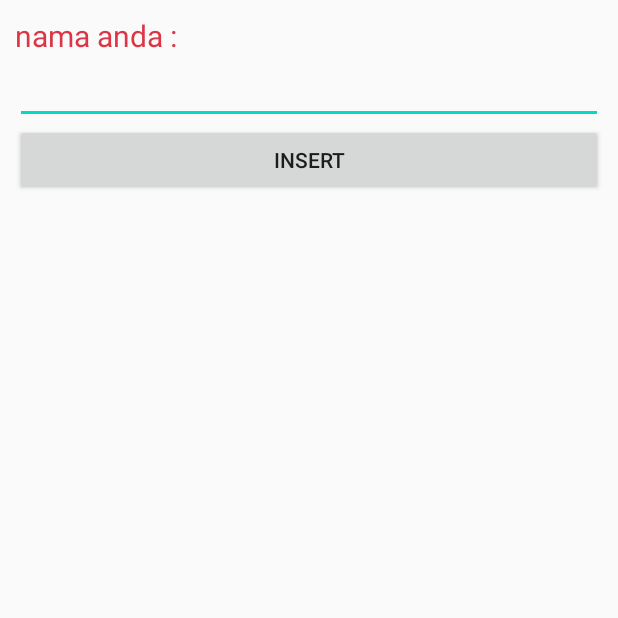
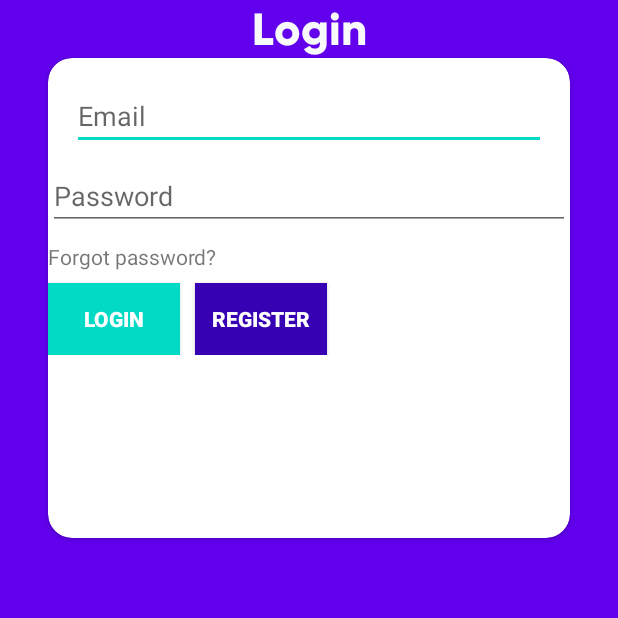
Before and after one commit to hendra0ma/smkcoding2, an Android app: the screen it shows after launch (ChatAdmin before the commit, LoginActivity after it), on a phone screen of 412 x 824 dp, the top half of it. Run offline under Robolectric (Android 15) with nearby library versions, the phone set to English and light mode, and no system bars.

Commit message:
membuat register

```diff
--- a/app/src/main/AndroidManifest.xml
+++ b/app/src/main/AndroidManifest.xml
@@ -10,12 +10,13 @@
         android:label="@string/app_name"
         android:supportsRtl="true"
         android:theme="@style/AppTheme">
-        <activity android:name=".LoginActivity"></activity>
+        <activity android:name=".RegisterActivity"></activity>
+        <activity android:name=".ChatAdmin" />
         <activity android:name=".SplashScreen" />
         <activity android:name=".SocialDistance" />
         <activity android:name=".CegahCoronaAct" />
         <activity android:name=".MainActivity" />
-        <activity android:name=".ChatAdmin">
+        <activity android:name=".LoginActivity">
             <intent-filter>
                 <action android:name="android.intent.action.MAIN" />
 
--- a/app/src/main/java/com/corona/savelive/CegahCoronaAdapter.kt
+++ b/app/src/main/java/com/corona/savelive/CegahCoronaAdapter.kt
@@ -28,7 +28,6 @@ class CegahCoronaAdapter (private  val context: Context,
     class ViewHolder (override val containerView : View) : RecyclerView.ViewHolder(containerView),LayoutContainer{
     fun bindItem(item : CegahCorona){
         txtCegah.text = item.caracegah
-
     }
 
 
--- a/app/src/main/res/layout/activity_login.xml
+++ b/app/src/main/res/layout/activity_login.xml
@@ -4,26 +4,86 @@
     xmlns:tools="http://schemas.android.com/tools"
     android:layout_width="match_parent"
     android:layout_height="match_parent"
+    tools:context=".MainActivity"
     android:orientation="vertical"
-    tools:context=".LoginActivity">
-
-    <ProgressBar
-        android:id="@+id/progress"
-        style="?android:attr/progressBarStyle"
-        android:layout_width="wrap_content"
-        android:layout_height="wrap_content"
-        android:layout_gravity="center|bottom"
-        />
-    <Button
-        android:id="@+id/login"
+    android:background="@color/colorPrimary">
+    <TextView
         android:layout_width="match_parent"
         android:layout_height="wrap_content"
-        android:layout_marginTop="500sp"
-        android:text="Login" />
-    <ImageView
-        android:id="@+id/imageView"
-        android:layout_width="wrap_content"
-        android:layout_height="wrap_content"
-        android:layout_marginTop="10sp"
+        android:textSize="30sp"
+        android:textColor="@color/bgLight"
+        android:fontFamily="@font/gilroy_bold"
+        android:text="Login"
+        android:gravity="center"
         />
+
+    <androidx.cardview.widget.CardView
+        android:id="@+id/cardView"
+        android:layout_width="match_parent"
+        android:layout_height="320dp"
+        android:layout_marginStart="32dp"
+        android:layout_marginEnd="32dp"
+        app:cardCornerRadius="16dp">
+        <LinearLayout
+            android:orientation="vertical"
+            android:layout_width="match_parent"
+            android:layout_height="wrap_content">
+            <EditText
+                android:id="@+id/etEmail"
+                android:layout_width="match_parent"
+                android:layout_height="wrap_content"
+                android:layout_marginStart="16dp"
+                android:layout_marginTop="16dp"
+                android:layout_marginEnd="16dp"
+                android:ems="10"
+                android:hint="Email"
+                />
+            <EditText
+                android:id="@+id/etPassword"
+                android:layout_width="match_parent"
+                android:layout_height="wrap_content"
+                android:layout_marginTop="8dp"
+                android:ems="10"
+                android:hint="Password"
+                android:inputType="textPassword"/>
+
+            <TextView
+                android:id="@+id/btnForgotPassword"
+                android:layout_width="wrap_content"
+                android:layout_height="wrap_content"
+                android:layout_marginTop="8dp"
+                android:text="Forgot password?"
+                app:layout_constraintEnd_toEndOf="@+id/etPassword"
+                app:layout_constraintTop_toBottomOf="@+id/etPassword" />
+        <LinearLayout
+            android:layout_width="match_parent"
+            android:layout_height="wrap_content">
+            <Button
+                android:id="@+id/btnLogin"
+                android:layout_width="wrap_content"
+                android:layout_height="wrap_content"
+                android:layout_marginTop="8dp"
+                android:background="@color/colorAccent"
+                android:text="Login"
+                android:textColor="#FFFFFF"
+                android:textStyle="bold"
+                app:layout_constraintEnd_toEndOf="@+id/etPassword"
+                app:layout_constraintStart_toStartOf="@+id/etPassword"
+                app:layout_constraintTop_toBottomOf="@+id/btnForgotPassword" />
+
+            <Button
+                android:id="@+id/btnRegister"
+                android:layout_width="wrap_content"
+                android:layout_height="wrap_content"
+                android:layout_marginTop="8dp"
+                android:layout_marginLeft="10sp"
+                android:background="@color/colorPrimaryDark"
+                android:text="REGISTER"
+                android:textColor="#FFFFFF"
+                android:textStyle="bold"
+                />
+        </LinearLayout>
+        </LinearLayout>
+    </androidx.cardview.widget.CardView>
+
 </LinearLayout>
```
Also changed, not shown: app/src/main/java/com/corona/savelive/LoginActivity.kt (+6 -43 lines), app/src/main/java/com/corona/savelive/RegisterActivity.kt (added, +53 -0 lines), app/src/main/res/layout/activity_register.xml (added, +59 -0 lines), 265 other files.
